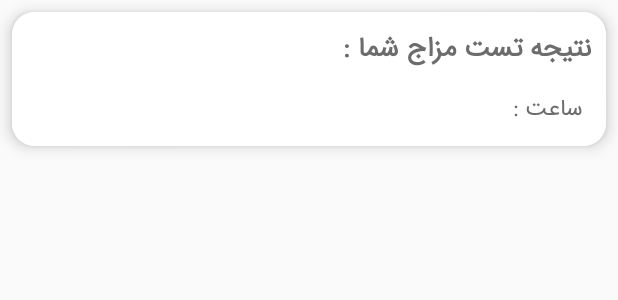
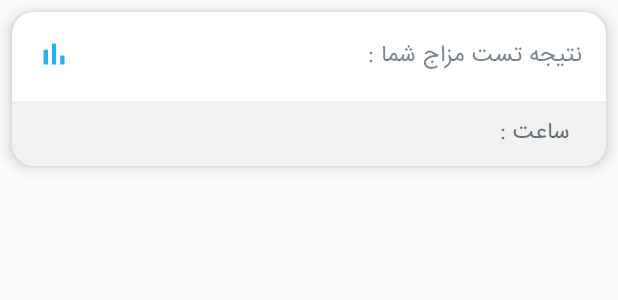
Before and after one commit to m-oqbaeifarhang/IMOTeb, an Android app: the layout mezaj_records_model.xml on its own in the app's theme, with its tools: preview values and no code run, on a phone screen of 412 x 824 dp. Shown: the top 300 px of the screen. Run offline under Robolectric (Android 15) with nearby library versions, the light colour scheme and no system bars.

Commit message:
january31

```diff
--- a/app/src/main/java/com/example/imoteb/MezajsTest/MezajRecords_Fragment.kt
+++ b/app/src/main/java/com/example/imoteb/MezajsTest/MezajRecords_Fragment.kt
@@ -33,10 +33,10 @@ class MezajRecords_Fragment : Fragment()
     override fun onViewCreated(view: View, savedInstanceState: Bundle?)
     {
         super.onViewCreated(view, savedInstanceState)
+
         /*     set seekbar     */
         nestedScrollView_fragment_mezaj_records.setOnScrollChangeListener { v: NestedScrollView?, scrollX: Int, scrollY: Int, oldScrollX: Int, oldScrollY: Int ->
-            val totalScrollLenght =
-                nestedScrollView_fragment_mezaj_records.getChildAt(0).height - nestedScrollView_fragment_mezaj_records.height
+            val totalScrollLenght = nestedScrollView_fragment_mezaj_records.getChildAt(0).height - nestedScrollView_fragment_mezaj_records.height
             progressBar_fragment_mezaj_records.apply {
                 max = totalScrollLenght
                 progress = scrollY
--- a/app/src/main/res/layout/mezaj_records_model.xml
+++ b/app/src/main/res/layout/mezaj_records_model.xml
@@ -1,6 +1,7 @@
 <?xml version="1.0" encoding="utf-8"?>
 <androidx.cardview.widget.CardView
     xmlns:android="http://schemas.android.com/apk/res/android"
+    xmlns:tools="http://schemas.android.com/tools"
     android:layout_width="match_parent"
     android:layout_height="wrap_content"
     xmlns:app="http://schemas.android.com/apk/res-auto"
@@ -11,78 +12,123 @@
     app:cardElevation="6dp"
     app:cardCornerRadius="15dp">
 
-    <LinearLayout
-        android:id="@+id/linearLayout"
+    <androidx.constraintlayout.widget.ConstraintLayout
+        android:id="@+id/cl_all"
         android:layout_width="match_parent"
         android:layout_height="wrap_content"
-        android:orientation="vertical"
-        android:padding="10dp"
-        android:background="@color/white"
-        android:layoutDirection="rtl">
+        android:layoutDirection="rtl"
+        android:background="@color/white">
 
-        <RelativeLayout
-            android:layout_width="match_parent"
-            android:layout_height="wrap_content">
+        <androidx.constraintlayout.widget.ConstraintLayout
+            android:id="@+id/cl_result_title"
+            android:layout_width="0dp"
+            android:layout_height="wrap_content"
+            app:layout_constraintTop_toTopOf="parent"
+            app:layout_constraintStart_toStartOf="parent"
+            app:layout_constraintEnd_toEndOf="parent"
+            app:layout_constraintBottom_toTopOf="@+id/cl_result_time"
+            android:padding="16dp">
 
-            <TextView
-                android:id="@+id/rv_title"
-                android:layout_width="match_parent"
+            <androidx.appcompat.widget.AppCompatTextView
+                android:id="@+id/actv_txt_mezaj_result"
+                android:layout_width="wrap_content"
                 android:layout_height="wrap_content"
                 style="@style/title_text_large"
-                android:textSize="18sp"
-                android:text="@string/txt_result"/>
+                android:textStyle="normal"
+                android:text="@string/txt_result"
+                android:textColor="@color/light_indigo"
+                android:alpha="0.7"
+                app:layout_constraintStart_toStartOf="parent"
+                app:layout_constraintTop_toTopOf="parent"/>
 
-        </RelativeLayout>
+            <androidx.appcompat.widget.AppCompatTextView
+                android:id="@+id/actv_mezaj_result_title"
+                android:layout_width="wrap_content"
+                android:layout_height="wrap_content"
+                style="@style/title_text_large"
+                app:layout_constraintStart_toEndOf="@+id/actv_txt_mezaj_result"
+                app:layout_constraintTop_toTopOf="@+id/actv_txt_mezaj_result"
+                app:layout_constraintBottom_toBottomOf="@+id/actv_txt_mezaj_result"
+                android:layout_marginStart="8dp"/>
 
-        <LinearLayout
-            android:layout_width="match_parent"
+            <androidx.appcompat.widget.AppCompatImageView
+                android:layout_width="wrap_content"
                 android:layout_height="wrap_content"
-            android:weightSum="3"
-            android:layout_marginTop="10dp"
-            android:orientation="horizontal">
+                app:srcCompat="@drawable/ic_chart"
+                app:tint="@color/primary_blue"
+                app:layout_constraintTop_toTopOf="parent"
+                app:layout_constraintEnd_toEndOf="parent"/>
 
-            <LinearLayout
+        </androidx.constraintlayout.widget.ConstraintLayout>
+
+        <androidx.constraintlayout.widget.ConstraintLayout
+            android:id="@+id/cl_result_time"
             android:layout_width="0dp"
             android:layout_height="wrap_content"
-                android:layout_weight="2"
-                android:orientation="horizontal">
+            android:background="@color/gray_light"
+            android:layoutDirection="rtl"
+            app:layout_constraintTop_toBottomOf="@+id/cl_result_title"
+            app:layout_constraintStart_toStartOf="@+id/cl_result_title"
+            app:layout_constraintEnd_toEndOf="@+id/cl_result_title"
+            app:layout_constraintBottom_toBottomOf="parent"
+            android:paddingTop="8dp"
+            android:paddingStart="16dp"
+            android:paddingBottom="8dp"
+            android:paddingEnd="16dp"
+            tools:ignore="RtlSymmetry">
 
-                <TextView
-                    android:id="@+id/tv_day"
+            <androidx.appcompat.widget.AppCompatTextView
+                android:id="@+id/actv_day"
                 android:layout_width="wrap_content"
                 android:layout_height="wrap_content"
                 android:textStyle="normal"
-                    style="@style/title_text_large"/>
+                style="@style/title_text_large"
+                android:alpha="0.8"
+                android:textColor="@color/light_indigo"
+                app:layout_constraintTop_toTopOf="parent"
+                app:layout_constraintBottom_toBottomOf="parent"
+                app:layout_constraintStart_toStartOf="parent"/>
 
-                <TextView
+            <androidx.appcompat.widget.AppCompatTextView
+                android:id="@+id/actv_txt_hour"
                 android:layout_width="wrap_content"
                 android:layout_height="wrap_content"
-                    android:layout_marginStart="5dp"
                 android:textStyle="normal"
-                    android:text="ساعت :"
-                    style="@style/title_text_large"/>
+                android:text="@string/txt_hour"
+                style="@style/title_text_large"
+                android:alpha="0.8"
+                android:textColor="@color/light_indigo"
+                android:layout_marginStart="8dp"
+                app:layout_constraintStart_toEndOf="@+id/actv_day"
+                app:layout_constraintTop_toTopOf="@+id/actv_day"
+                app:layout_constraintBottom_toBottomOf="@+id/actv_day" />
 
-                <TextView
-                    android:id="@+id/tv_hour"
+            <androidx.appcompat.widget.AppCompatTextView
+                android:id="@+id/actv_hour"
                 android:layout_width="wrap_content"
                 android:layout_height="wrap_content"
-                    android:layout_marginStart="5dp"
                 android:textStyle="normal"
-                    style="@style/title_text_large"/>
+                style="@style/title_text_large"
+                android:alpha="0.8"
+                android:textColor="@color/light_indigo"
+                android:layout_marginStart="8dp"
+                app:layout_constraintStart_toEndOf="@+id/actv_txt_hour"
+                app:layout_constraintTop_toTopOf="@+id/actv_txt_hour"
+                app:layout_constraintBottom_toBottomOf="@+id/actv_txt_hour"/>
 
-            </LinearLayout>
+            <androidx.appcompat.widget.AppCompatTextView
+                android:id="@+id/actv_date"
+                android:layout_width="wrap_content"
+                android:layout_height="wrap_content"
+                style="@style/title_text_large"
+                android:textStyle="normal"
+                android:alpha="0.8"
+                android:textColor="@color/light_indigo"
+                app:layout_constraintTop_toTopOf="parent"
+                app:layout_constraintEnd_toEndOf="parent"/>
 
-            <TextView
-                android:id="@+id/tv_date"
-                android:layout_width="0dp"
-                android:layout_height="wrap_content"
-                android:layout_weight="1"
-                android:gravity="center"
-                style="@style/title_text_large"
-                android:textStyle="normal"/>
+        </androidx.constraintlayout.widget.ConstraintLayout>
 
-        </LinearLayout>
-
-    </LinearLayout>
+    </androidx.constraintlayout.widget.ConstraintLayout>
 
 </androidx.cardview.widget.CardView>
--- a/app/src/main/res/values/colors.xml
+++ b/app/src/main/res/values/colors.xml
@@ -26,7 +26,7 @@
     <color name="black_alpha">#22000000</color>
     <color name="black">#000000</color>
     <color name="indigo">#032539</color>
-    <color name="light_indigo">#88032539</color>
+    <color name="light_indigo">#43545E</color>
 
 <!--    mezajs items colors-->
     <color name="dam_color">#95C897</color>
@@ -62,7 +62,7 @@
     <color name="very_light_black">#414952</color>
     <color name="very_very_light_black">#555A66</color>
     <color name="dark_white">#c2c2c2</color>
-
+    <color name="primary_blue">#1DB3F6</color>
 
 
 </resources>
--- a/app/src/main/res/values/strings.xml
+++ b/app/src/main/res/values/strings.xml
@@ -122,6 +122,9 @@
     <string name="txt_13">13</string>
     <string name="txt_temperament">Temperament</string>
     <string name="txt_nomayeshe_nomudar">نمایش نمودار</string>
+    <string name="txt_imo">imo</string>
+    <string name="txt_teb">teb</string>
+    <string name="txt_hour">ساعت :</string>
 
 
 </resources>
```
Also changed, not shown: app/src/main/java/com/example/imoteb/MezajsTest/MezajRecordsAdapter.kt (+9 -13 lines), app/src/main/res/layout/activity_splash_screen.xml (+29 -29 lines), app/src/main/res/layout/fragment_mezaj_records.xml (+27 -16 lines), app/src/main/res/layout/nav_header_main.xml (+20 -8 lines). Lines whose indentation alone changed are shown as unchanged.
